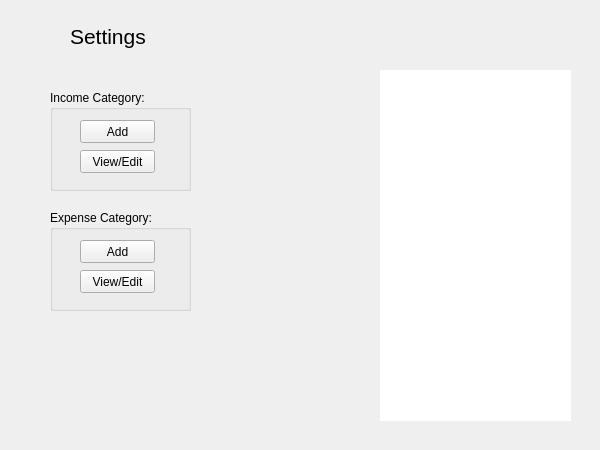
Before: the Qt Designer form settings.ui in m-muhsin/QFinance, drawn with Qt 5.
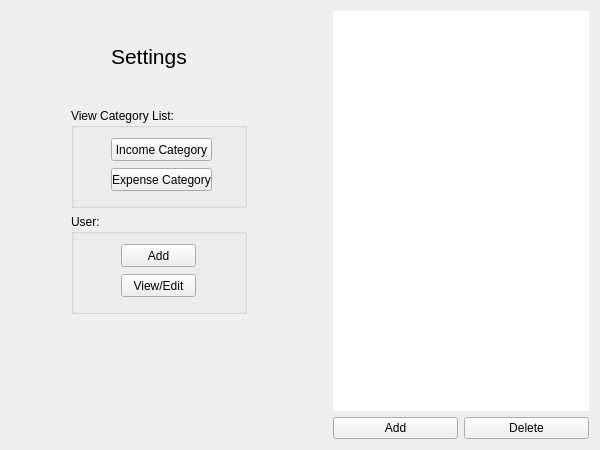
After: the same form once the commit is applied.

Commit message: Add/Delete Income and Expense working

Patch:
```diff
--- a/settings.ui
+++ b/settings.ui
@@ -13,81 +13,8 @@
   <property name="windowTitle">
    <string>Form</string>
   </property>
-  <widget class="QGroupBox" name="groupBox">
-   <property name="geometry">
-    <rect>
-     <x>50</x>
-     <y>90</y>
-     <width>141</width>
-     <height>101</height>
-    </rect>
-   </property>
-   <property name="title">
-    <string>Income Category:</string>
-   </property>
-   <widget class="QPushButton" name="btnIncomeCat">
-    <property name="geometry">
-     <rect>
-      <x>30</x>
-      <y>60</y>
-      <width>75</width>
-      <height>23</height>
-     </rect>
-    </property>
-    <property name="text">
-     <string>View/Edit</string>
-    </property>
-   </widget>
-   <widget class="QPushButton" name="btnIncomeCat_Add">
-    <property name="geometry">
-     <rect>
-      <x>30</x>
-      <y>30</y>
-      <width>75</width>
-      <height>23</height>
-     </rect>
-    </property>
-    <property name="text">
-     <string>Add</string>
-    </property>
-   </widget>
-  </widget>
-  <widget class="QTableView" name="tblCategory">
-   <property name="geometry">
-    <rect>
-     <x>380</x>
-     <y>70</y>
-     <width>191</width>
-     <height>351</height>
-    </rect>
-   </property>
-   <property name="font">
-    <font>
-     <kerning>true</kerning>
-    </font>
-   </property>
-   <property name="frameShape">
-    <enum>QFrame::NoFrame</enum>
-   </property>
-   <property name="showGrid">
-    <bool>true</bool>
-   </property>
-   <property name="cornerButtonEnabled">
-    <bool>true</bool>
-   </property>
-   <attribute name="horizontalHeaderMinimumSectionSize">
-    <number>37</number>
-   </attribute>
-  </widget>
-  <widget class="QWidget" name="layoutWidget">
-   <property name="geometry">
-    <rect>
-     <x>10</x>
-     <y>20</y>
-     <width>227</width>
-     <height>32</height>
-    </rect>
-   </property>
+  <layout class="QGridLayout" name="gridLayout">
+   <item row="0" column="1">
    <layout class="QHBoxLayout" name="horizontalLayout_9">
     <item>
      <spacer name="horizontalSpacer_3">
@@ -99,7 +26,7 @@
       </property>
       <property name="sizeHint" stdset="0">
        <size>
-        <width>60</width>
+         <width>40</width>
         <height>25</height>
        </size>
       </property>
@@ -125,30 +52,107 @@
       </property>
       <property name="sizeHint" stdset="0">
        <size>
-        <width>40</width>
+         <width>60</width>
         <height>20</height>
        </size>
       </property>
      </spacer>
     </item>
    </layout>
-  </widget>
-  <widget class="QGroupBox" name="groupBox_2">
+   </item>
+   <item row="0" column="3" rowspan="4" colspan="2">
+    <widget class="QTableView" name="tblCategory">
+     <property name="font">
+      <font>
+       <kerning>true</kerning>
+      </font>
+     </property>
+     <property name="frameShape">
+      <enum>QFrame::NoFrame</enum>
+     </property>
+     <property name="selectionMode">
+      <enum>QAbstractItemView::SingleSelection</enum>
+     </property>
+     <property name="selectionBehavior">
+      <enum>QAbstractItemView::SelectRows</enum>
+     </property>
+     <property name="showGrid">
+      <bool>true</bool>
+     </property>
+     <property name="cornerButtonEnabled">
+      <bool>true</bool>
+     </property>
+     <attribute name="horizontalHeaderMinimumSectionSize">
+      <number>37</number>
+     </attribute>
+    </widget>
+   </item>
+   <item row="1" column="1">
+    <widget class="QGroupBox" name="groupBox">
+     <property name="sizePolicy">
+      <sizepolicy hsizetype="Preferred" vsizetype="Fixed">
+       <horstretch>0</horstretch>
+       <verstretch>0</verstretch>
+      </sizepolicy>
+     </property>
+     <property name="minimumSize">
+      <size>
+       <width>0</width>
+       <height>100</height>
+      </size>
+     </property>
+     <property name="title">
+      <string>View Category List:</string>
+     </property>
+     <widget class="QPushButton" name="btnIncomeCat">
    <property name="geometry">
     <rect>
-     <x>50</x>
-     <y>210</y>
-     <width>141</width>
-     <height>101</height>
-    </rect>
-   </property>
-   <property name="title">
-    <string>Expense Category:</string>
-   </property>
+        <x>40</x>
+        <y>30</y>
+        <width>101</width>
+        <height>23</height>
+       </rect>
+      </property>
+      <property name="text">
+       <string>Income Category</string>
+      </property>
+     </widget>
    <widget class="QPushButton" name="btnExpenseCat">
     <property name="geometry">
      <rect>
-      <x>30</x>
+        <x>40</x>
+        <y>60</y>
+        <width>101</width>
+        <height>23</height>
+       </rect>
+      </property>
+      <property name="text">
+       <string>Expense Category</string>
+      </property>
+     </widget>
+    </widget>
+   </item>
+   <item row="2" column="1">
+    <widget class="QGroupBox" name="groupBox_3">
+     <property name="sizePolicy">
+      <sizepolicy hsizetype="Preferred" vsizetype="Fixed">
+       <horstretch>0</horstretch>
+       <verstretch>0</verstretch>
+      </sizepolicy>
+     </property>
+     <property name="minimumSize">
+      <size>
+       <width>0</width>
+       <height>100</height>
+      </size>
+     </property>
+     <property name="title">
+      <string>User:</string>
+     </property>
+     <widget class="QPushButton" name="btnExpenseCat_3">
+      <property name="geometry">
+       <rect>
+        <x>50</x>
       <y>60</y>
       <width>75</width>
       <height>23</height>
@@ -158,10 +162,10 @@
      <string>View/Edit</string>
     </property>
    </widget>
-   <widget class="QPushButton" name="btnExpenseCat_Add">
+     <widget class="QPushButton" name="btnExpenseCat_Add_3">
     <property name="geometry">
      <rect>
-      <x>30</x>
+        <x>50</x>
       <y>30</y>
       <width>75</width>
       <height>23</height>
@@ -172,6 +176,48 @@
     </property>
    </widget>
   </widget>
+   </item>
+   <item row="2" column="2">
+    <spacer name="horizontalSpacer">
+     <property name="orientation">
+      <enum>Qt::Horizontal</enum>
+     </property>
+     <property name="sizeHint" stdset="0">
+      <size>
+       <width>80</width>
+       <height>20</height>
+      </size>
+     </property>
+    </spacer>
+   </item>
+   <item row="3" column="0">
+    <spacer name="horizontalSpacer_2">
+     <property name="orientation">
+      <enum>Qt::Horizontal</enum>
+     </property>
+     <property name="sizeHint" stdset="0">
+      <size>
+       <width>40</width>
+       <height>20</height>
+      </size>
+     </property>
+    </spacer>
+   </item>
+   <item row="4" column="3">
+    <widget class="QPushButton" name="btnIncomeCat_Add">
+     <property name="text">
+      <string>Add</string>
+     </property>
+    </widget>
+   </item>
+   <item row="4" column="4">
+    <widget class="QPushButton" name="btnDelete">
+     <property name="text">
+      <string>Delete</string>
+     </property>
+    </widget>
+   </item>
+  </layout>
  </widget>
  <resources/>
  <connections/>
```
Lines whose indentation alone changed are shown as unchanged. The commit also changes 3 other files.
